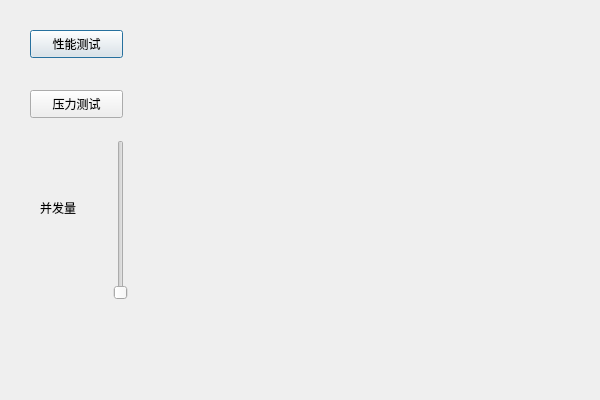
Qt form SDKPerfMon/SDKPerfMon.ui (zll969722243/SDKPerfMon) before a commit.
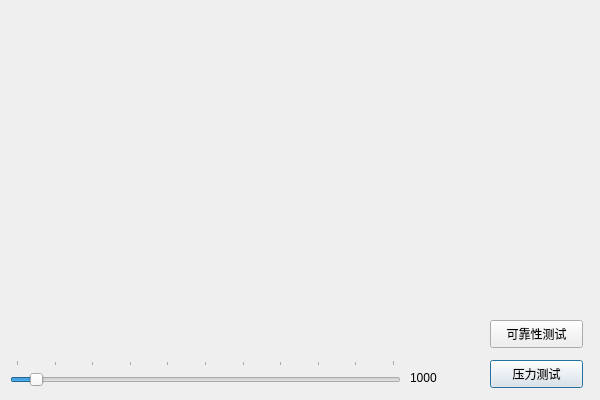
The same form after that commit.

The edit to the form file:
```diff
--- a/SDKPerfMon/SDKPerfMon.ui
+++ b/SDKPerfMon/SDKPerfMon.ui
@@ -10,27 +10,26 @@
     <height>400</height>
    </rect>
   </property>
+  <property name="maximumSize">
+   <size>
+    <width>600</width>
+    <height>400</height>
+   </size>
+  </property>
   <property name="windowTitle">
    <string>SDKPerfMon</string>
   </property>
-  <widget class="QPushButton" name="prefTestBtn">
-   <property name="geometry">
-    <rect>
-     <x>30</x>
-     <y>30</y>
-     <width>93</width>
-     <height>28</height>
-    </rect>
-   </property>
-   <property name="text">
-    <string>性能测试</string>
-   </property>
-  </widget>
+  <property name="sizeGripEnabled">
+   <bool>false</bool>
+  </property>
+  <property name="modal">
+   <bool>true</bool>
+  </property>
   <widget class="QPushButton" name="pressureTestBtn">
    <property name="geometry">
     <rect>
-     <x>30</x>
-     <y>90</y>
+     <x>490</x>
+     <y>360</y>
      <width>93</width>
      <height>28</height>
     </rect>
@@ -42,42 +41,70 @@
   <widget class="QSlider" name="maxNumVSlider">
    <property name="geometry">
     <rect>
-     <x>110</x>
-     <y>140</y>
-     <width>22</width>
-     <height>160</height>
+     <x>10</x>
+     <y>360</y>
+     <width>391</width>
+     <height>31</height>
     </rect>
    </property>
+   <property name="minimum">
+    <number>1</number>
+   </property>
+   <property name="maximum">
+    <number>100000</number>
+   </property>
+   <property name="sliderPosition">
+    <number>5000</number>
+   </property>
    <property name="orientation">
-    <enum>Qt::Vertical</enum>
+    <enum>Qt::Horizontal</enum>
    </property>
-  </widget>
-  <widget class="QLabel" name="label">
-   <property name="geometry">
-    <rect>
-     <x>40</x>
-     <y>200</y>
-     <width>72</width>
-     <height>15</height>
-    </rect>
+   <property name="tickPosition">
+    <enum>QSlider::TicksAbove</enum>
    </property>
-   <property name="text">
-    <string>并发量</string>
+   <property name="tickInterval">
+    <number>10000</number>
    </property>
   </widget>
   <widget class="QLabel" name="infoLabel">
    <property name="geometry">
     <rect>
-     <x>250</x>
-     <y>20</y>
-     <width>331</width>
-     <height>361</height>
+     <x>20</x>
+     <y>10</y>
+     <width>551</width>
+     <height>321</height>
     </rect>
    </property>
    <property name="text">
     <string/>
    </property>
   </widget>
+  <widget class="QLabel" name="maxReqsLabel">
+   <property name="geometry">
+    <rect>
+     <x>410</x>
+     <y>370</y>
+     <width>72</width>
+     <height>15</height>
+    </rect>
+   </property>
+   <property name="text">
+    <string>1000</string>
+   </property>
+  </widget>
+  <widget class="QPushButton" name="reliableTestBtn">
+   <property name="geometry">
+    <rect>
+     <x>490</x>
+     <y>320</y>
+     <width>93</width>
+     <height>28</height>
+    </rect>
+   </property>
+   <property name="text">
+    <string>可靠性测试</string>
+   </property>
+  </widget>
  </widget>
  <layoutdefault spacing="6" margin="11"/>
  <resources>
```
